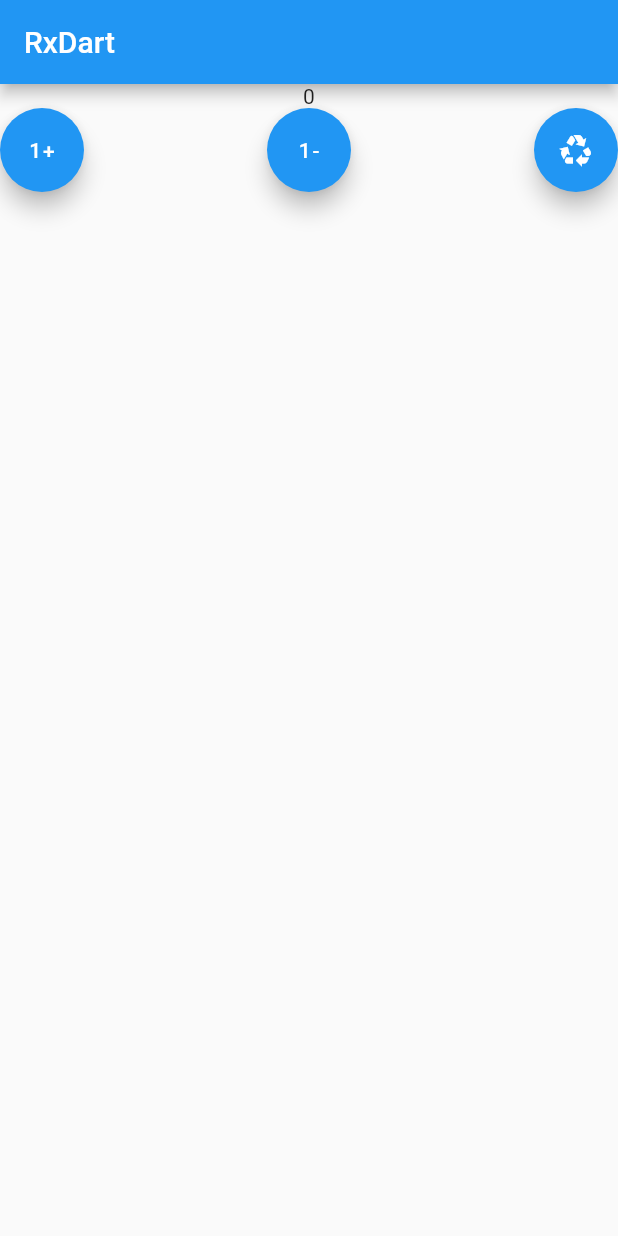
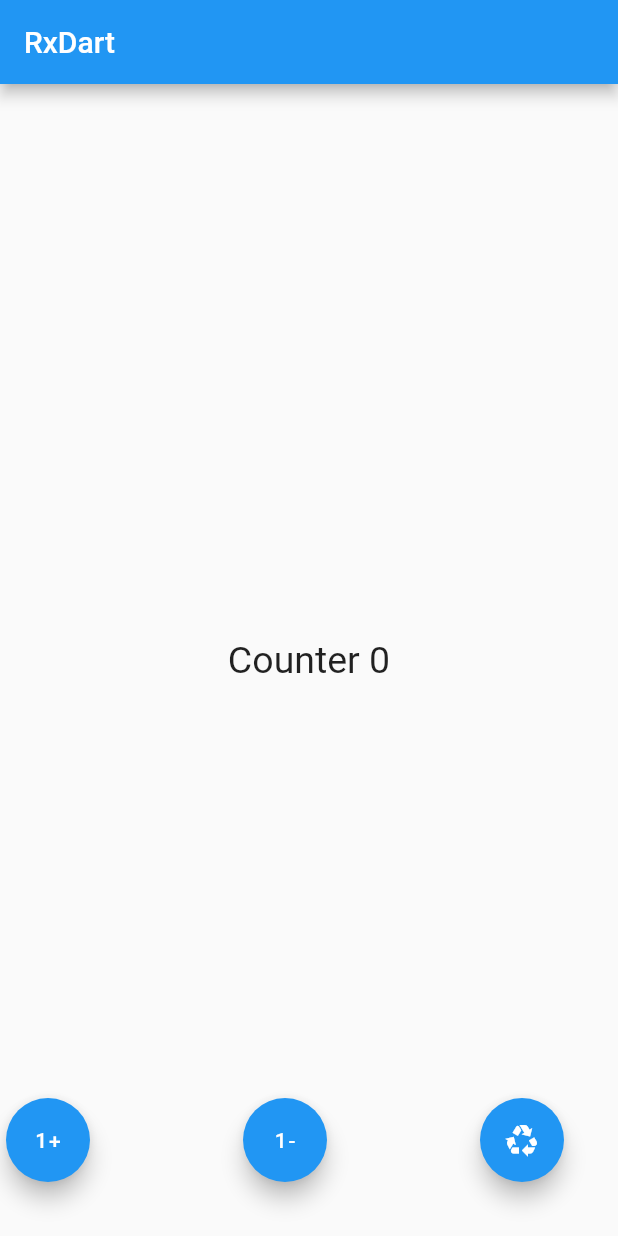
Before and after one commit to divyaMobioSol/RxDart, a Flutter app: the screen it shows after launch, on a phone screen of 412 x 824 dp. Run offline on Flutter 3.47's test engine with Material 2 defaults, Android fonts, the phone set to English and light mode, and no system bars; our stand-ins replace rxdart.

Commit message:
optimized code

```diff
--- a/lib/homepage.dart
+++ b/lib/homepage.dart
@@ -1,6 +1,4 @@
 import 'package:flutter/material.dart';
-import 'package:flutter/src/foundation/key.dart';
-import 'package:flutter/src/widgets/framework.dart';
 import 'package:rx_app/controller.dart';
 
 class MyhomePage extends StatelessWidget {
@@ -10,16 +8,9 @@
   Widget build(BuildContext context) {
     return Scaffold(
       appBar: AppBar(title: Text('RxDart')),
-      body: Column(
-        children: [
-          Center(
-            child: StreamBuilder<Object>(
-                stream: counterBloc.counterObservable,
-                builder: (context, snapshot) {
-                  return Text(snapshot.data.toString());
-                }),
-          ),
-          Row(
+      floatingActionButton: Padding(
+        padding: const EdgeInsets.all(20.0),
+        child: Row(
           mainAxisAlignment: MainAxisAlignment.spaceBetween,
           children: [
             FloatingActionButton(
@@ -41,8 +32,18 @@
               child: Icon(Icons.recycling),
             ),
           ],
-          )
-        ],
+        ),
+      ),
+      body: Align(
+        alignment: Alignment.center,
+        child: StreamBuilder<Object>(
+            stream: counterBloc.counterObservable,
+            builder: (context, snapshot) {
+              return Text(
+                'Counter ${snapshot.data}',
+                style: const TextStyle(fontSize: 25),
+              );
+            }),
       ),
     );
   }
```
Lines whose indentation alone changed are shown as unchanged.
